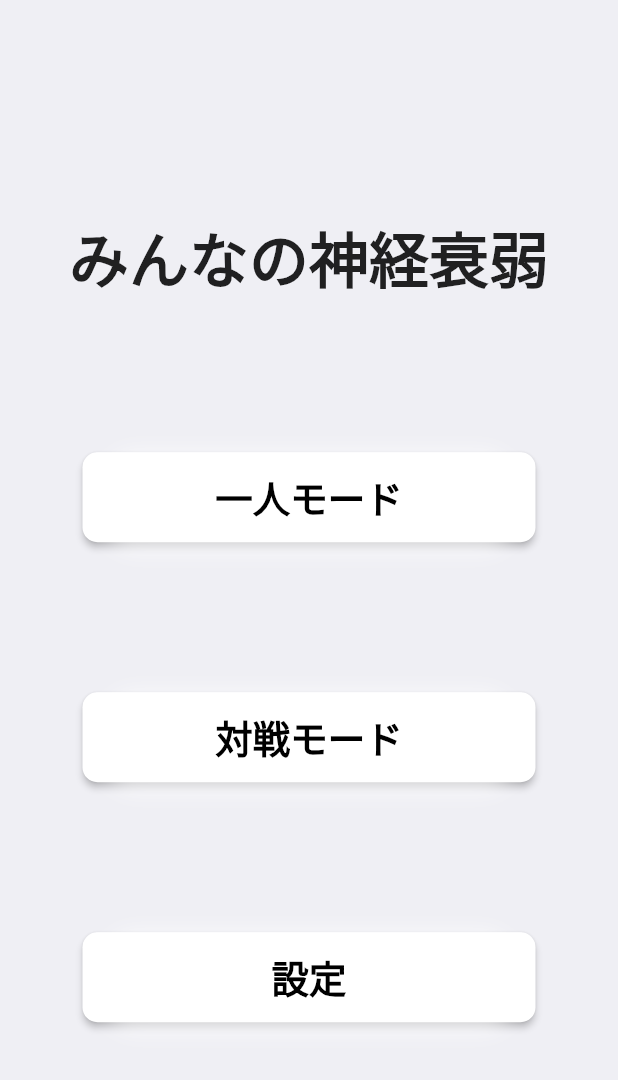
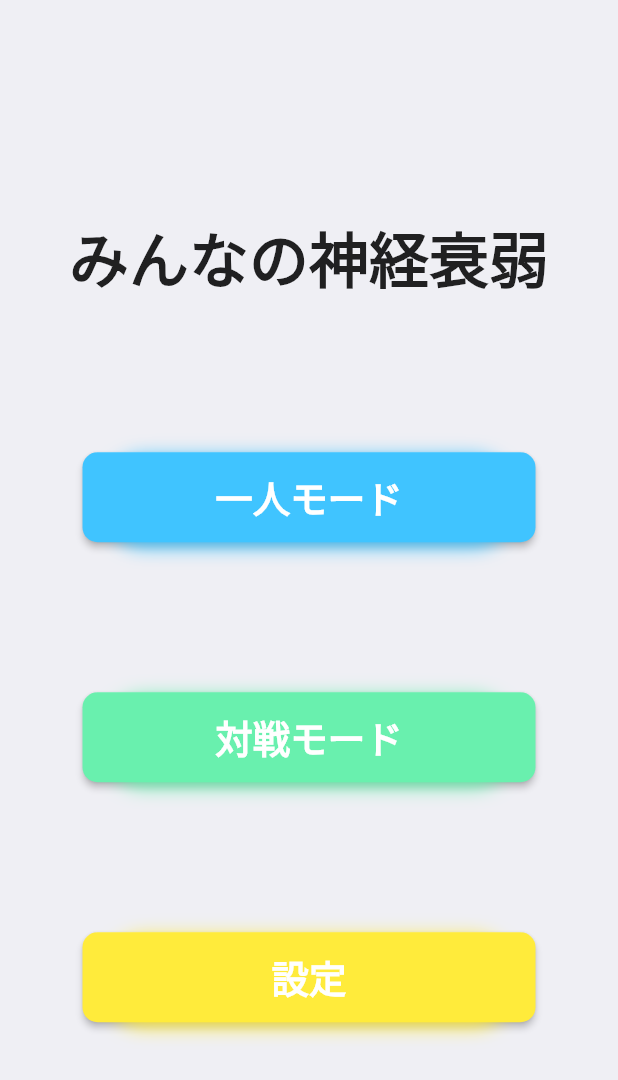
Before and after one commit to iseruuuuu/memory_app, a Flutter app: the screen it shows after launch, on a phone screen of 412 x 824 dp. Shown: the top 1080 px of the screen. Run offline on Flutter 3.47's test engine with Material 2 defaults, Android fonts, the phone set to English and light mode, and no system bars; our stand-ins replace settings_ui; missing offline and left inert: giff_dialog.

Commit message:
fix: change color

```diff
--- a/lib/parts/title/title_button.dart
+++ b/lib/parts/title/title_button.dart
@@ -6,18 +6,20 @@ class TitleButton extends StatelessWidget {
     Key? key,
     required this.onPressed,
     required this.text,
+    required this.color,
   }) : super(key: key);
 
   final Function() onPressed;
   final String text;
+  final Color color;
 
   @override
   Widget build(BuildContext context) {
     return ElevatedButton(
       onPressed: onPressed,
       style: ElevatedButton.styleFrom(
-        primary: Colors.white,
-        onPrimary: Colors.white,
+        primary: color,
+        onPrimary: color,
         shape: RoundedRectangleBorder(
           borderRadius: BorderRadius.circular(10.0),
         ),
@@ -29,8 +31,7 @@ class TitleButton extends StatelessWidget {
           borderRadius: const BorderRadius.all(Radius.circular(25.0)),
           boxShadow: [
             BoxShadow(
-              color: Colors.white.withOpacity(0.6),
-              spreadRadius: 4,
+              color: color,
               blurRadius: 10,
               offset: const Offset(0, 3),
             ),
@@ -41,7 +42,7 @@ class TitleButton extends StatelessWidget {
             text,
             style: const TextStyle(
               fontSize: 25,
-              color: CupertinoColors.black,
+              color: CupertinoColors.white,
               fontWeight: FontWeight.bold,
             ),
           ),
```
